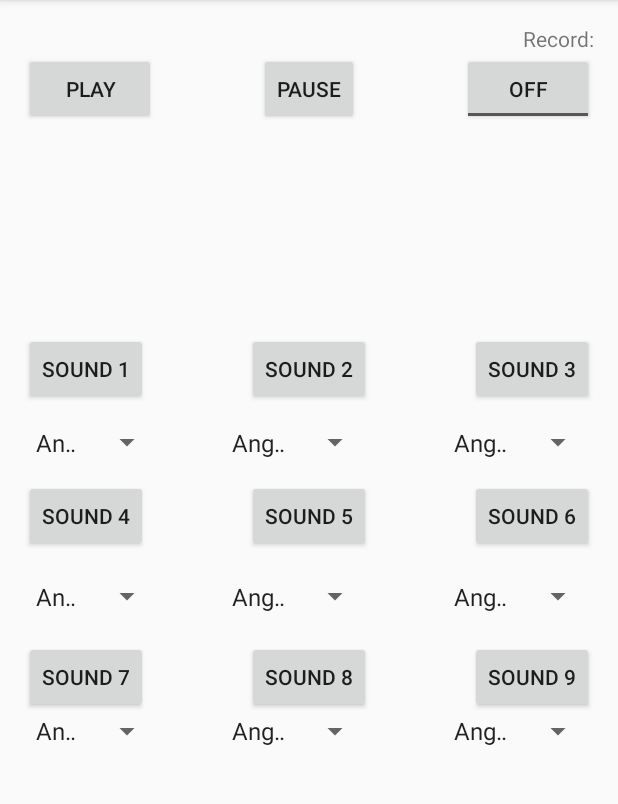
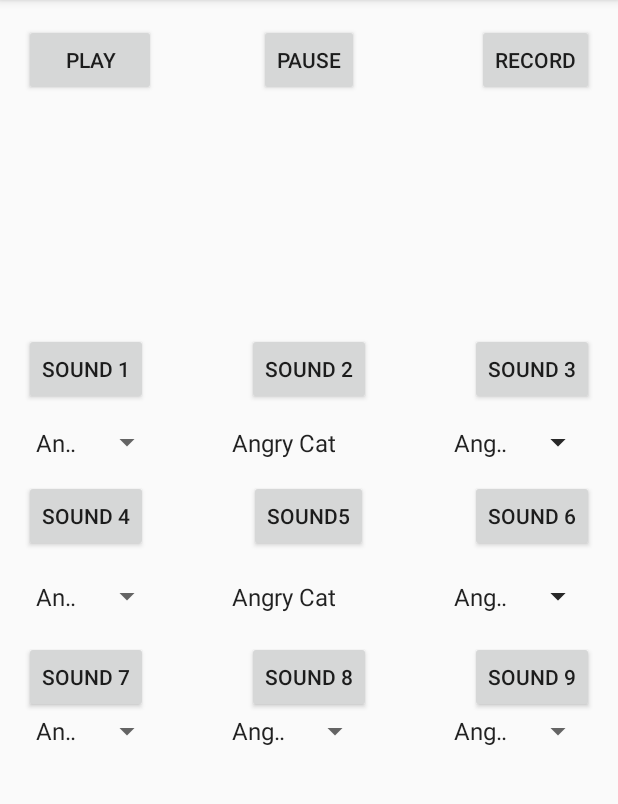
Before and after one commit to mescoba1/SoundBoard, an Android app: the screen it shows after launch (MainActivity), on a phone screen of 412 x 824 dp, the part 84-888 px from its top. Run offline under Robolectric (Android 15) with nearby library versions, the phone set to English and light mode, and no system bars.

Commit message:
realigned buttons with spinners

```diff
--- a/app/src/main/java/miguel/soundboard/MainActivity.java
+++ b/app/src/main/java/miguel/soundboard/MainActivity.java
@@ -3,8 +3,7 @@ package miguel.soundboard;
 import android.media.MediaPlayer;
 import android.media.MediaRecorder;
 import android.os.Bundle;
-import android.support.design.widget.FloatingActionButton;
-import android.support.design.widget.Snackbar;
+import android.os.Environment;
 import android.support.v7.app.AppCompatActivity;
 import android.support.v7.widget.Toolbar;
 import android.util.Log;
@@ -14,11 +13,8 @@ import android.view.MenuItem;
 import android.widget.AdapterView;
 import android.widget.ArrayAdapter;
 import android.widget.Button;
-import android.widget.CompoundButton;
 import android.widget.Spinner;
-import android.widget.Switch;
 import android.widget.Toast;
-import android.widget.ToggleButton;
 
 import java.io.IOException;
 import java.util.ArrayList;
@@ -30,16 +26,16 @@ public class MainActivity extends AppCompatActivity implements AdapterView.OnIte
     private MediaPlayer media[] = new MediaPlayer[11];
     private List list = new ArrayList();
     Button buttons[] = new Button[9];
-    Button pause[] = new Button[9];
     private MediaPlayer currentSound[] = new MediaPlayer[9];
-    private ToggleButton recordToggle;
-    private boolean recording = false, stopRecord = false;
+    private Button recordToggle;
+    private boolean startRecording = true, stopRecord = false;
+    private Button playButton, pauseButton;
+    boolean recorded = false;
+
+    private static final String LOG_TAG = "AudioRecordTest";
+    private static String mFileName = null;
     private MediaRecorder mRecorder = null;
-    private static String mFileName = null;
-    private static final String LOG_TAG = "Animals";
-    private Button playButton, pauseButton;
     private MediaPlayer   mPlayer = null;
-    boolean recorded = false;
 
     @Override
     protected void onCreate(Bundle savedInstanceState) {
@@ -49,11 +45,12 @@ public class MainActivity extends AppCompatActivity implements AdapterView.OnIte
         setSupportActionBar(toolbar);
         playButton = (Button) findViewById(R.id.button10);
         pauseButton = (Button) findViewById(R.id.button11);
+        mFileName = Environment.getExternalStorageDirectory().getAbsolutePath();
+        mFileName += "/audiorecordtest.3gp";
 
         createButtons();
         addItemsOnSpinners();
         createMedia();
-        createPause();
 
         //link item in spinner menu to sound for corresponding button
         spinnerSelection();
@@ -61,26 +58,11 @@ public class MainActivity extends AppCompatActivity implements AdapterView.OnIte
         //button listeners
         checkButtons();
 
-        //pause listener
-        checkPause();
-
-
-
-        recordToggle = (ToggleButton) findViewById(R.id.toggleButton);
-        createRecord();
-        if(recording){
-            startRecording();
-            recording = false;
-        }
-        if(stopRecord){
-            stopRecording();
-            stopRecord = false;
-            recorded = true;
-        }
+        recordToggle = (Button) findViewById(R.id.button12);
+        checkRecord();
 
         //checkPlay();
         //checkPause();
-        //
 
     }
 
@@ -152,23 +134,11 @@ public class MainActivity extends AppCompatActivity implements AdapterView.OnIte
         buttons[1] = (Button) findViewById(R.id.button2);
         buttons[2] = (Button) findViewById(R.id.button3);
         buttons[3]  = (Button) findViewById(R.id.button4);
-        buttons[4]  = (Button) findViewById(R.id.button5);
+        buttons[4]  = (Button) findViewById(R.id.button7);
         buttons[5]  = (Button) findViewById(R.id.button6);
-        buttons[6]  = (Button) findViewById(R.id.button7);
-        buttons[7]  = (Button) findViewById(R.id.button8);
+        buttons[6]  = (Button) findViewById(R.id.button8);
+        buttons[7]  = (Button) findViewById(R.id.button6);
         buttons[8]  = (Button) findViewById(R.id.button9);
-    }
-    public void createPause(){
-        pause[0] = (Button) findViewById(R.id.button11);
-        pause[1] = (Button) findViewById(R.id.button11);
-        pause[2] = (Button) findViewById(R.id.button11);
-        pause[3] = (Button) findViewById(R.id.button11);
-        pause[4] = (Button) findViewById(R.id.button11);
-        pause[5] = (Button) findViewById(R.id.button11);
-        pause[6] = (Button) findViewById(R.id.button11);
-        pause[7] = (Button) findViewById(R.id.button11);
-        pause[8] = (Button) findViewById(R.id.button11);
-
     }
     public void createMedia(){
         //media player
@@ -197,9 +167,7 @@ public class MainActivity extends AppCompatActivity implements AdapterView.OnIte
         media[9] = rooster;
         media[10] = trex;
     }
-    public void setButtonSound(int i, int position){
-        currentSound[i] = media[position];
-    }
+
     public void spinnerSelection(){
         spinner[0].setOnItemSelectedListener(new AdapterView.OnItemSelectedListener() {
             public void onItemSelected(AdapterView<?> parent, View view, int position, long id) {
@@ -301,7 +269,8 @@ public class MainActivity extends AppCompatActivity implements AdapterView.OnIte
             }
         });
     }
-    public void checkButtons(){
+
+    public void checkButtons() {
         buttons[0].setOnClickListener(new View.OnClickListener() {
             @Override
             public void onClick(View v) {
@@ -366,93 +335,40 @@ public class MainActivity extends AppCompatActivity implements AdapterView.OnIte
             }
         });
     }
-    public void checkPause(){
-        pause[1].setOnClickListener(new View.OnClickListener() {
+
+    public void checkRecord() {
+
+        recordToggle.setOnClickListener(new View.OnClickListener() {
             @Override
             public void onClick(View v) {
-                //Toast.makeText(getBaseContext(), "playing button 8", Toast.LENGTH_SHORT).show();
-                currentSound[1].pause();
+                System.out.println("want to start recording");
+                onRecord(startRecording);
+                startRecording = !startRecording;
             }
         });
-       /* pause[2].setOnClickListener(new View.OnClickListener() {
-            @Override
-            public void onClick(View v) {
-                //Toast.makeText(getBaseContext(), "playing button 8", Toast.LENGTH_SHORT).show();
-                currentSound[2].pause();
-            }
-        });
-        pause[3].setOnClickListener(new View.OnClickListener() {
-            @Override
-            public void onClick(View v) {
-                //Toast.makeText(getBaseContext(), "playing button 8", Toast.LENGTH_SHORT).show();
-                currentSound[3].pause();
-            }
-        });
-        pause[4].setOnClickListener(new View.OnClickListener() {
-            @Override
-            public void onClick(View v) {
-                //Toast.makeText(getBaseContext(), "playing button 8", Toast.LENGTH_SHORT).show();
-                currentSound[4].pause();
-            }
-        });
-        pause[5].setOnClickListener(new View.OnClickListener() {
-            @Override
-            public void onClick(View v) {
-                //Toast.makeText(getBaseContext(), "playing button 8", Toast.LENGTH_SHORT).show();
-                currentSound[5].pause();
-            }
-        });
-        pause[6].setOnClickListener(new View.OnClickListener() {
-            @Override
-            public void onClick(View v) {
-                //Toast.makeText(getBaseContext(), "playing button 8", Toast.LENGTH_SHORT).show();
-                currentSound[6].pause();
-            }
-        });
-        pause[7].setOnClickListener(new View.OnClickListener() {
-            @Override
-            public void onClick(View v) {
-                //Toast.makeText(getBaseContext(), "playing button 8", Toast.LENGTH_SHORT).show();
-                currentSound[7].pause();
-            }
-        });
-        pause[8].setOnClickListener(new View.OnClickListener() {
-            @Override
-            public void onClick(View v) {
-                //Toast.makeText(getBaseContext(), "playing button 8", Toast.LENGTH_SHORT).show();
-                currentSound[8].pause();
-            }
-        });*/
 
     }
 
-    public void createRecord(){
-        recordToggle.setOnCheckedChangeListener(new CompoundButton.OnCheckedChangeListener() {
-            public void onCheckedChanged(CompoundButton buttonView, boolean isChecked) {
-                if (isChecked) {
-                    Toast.makeText(getBaseContext(), "Start Recording", Toast.LENGTH_SHORT).show();
-                    recording = true;
-                } else {
-                    Toast.makeText(getBaseContext(), "Stop Recording", Toast.LENGTH_SHORT).show();
-                    stopRecord = true;
-                }
-            }
-        });
-    }
-
     private void startRecording() {
+        System.out.println("almost to record");
         mRecorder = new MediaRecorder();
+        System.out.println("1");
         mRecorder.setAudioSource(MediaRecorder.AudioSource.MIC);
+        System.out.println("2");
         mRecorder.setOutputFormat(MediaRecorder.OutputFormat.THREE_GPP);
+        System.out.println("before fname");
         mRecorder.setOutputFile(mFileName);
+        System.out.println("after fname");
         mRecorder.setAudioEncoder(MediaRecorder.AudioEncoder.AMR_NB);
-
+        System.out.println("preparing to record");
         try {
             mRecorder.prepare();
         } catch (IOException e) {
             Log.e(LOG_TAG, "prepare() failed");
         }
+
         mRecorder.start();
+        System.out.println("started to record");
     }
 
     private void stopRecording() {
@@ -461,25 +377,41 @@ public class MainActivity extends AppCompatActivity implements AdapterView.OnIte
         mRecorder = null;
     }
 
-    public void checkPlay(){
+    private void checkPlay(){
         playButton.setOnClickListener(new View.OnClickListener() {
             @Override
             public void onClick(View v) {
-                playSound();
+                onPlay(true);
             }
         });
     }
-    /*public void checkPause1(){
+    private void checkPause(){
         pauseButton.setOnClickListener(new View.OnClickListener() {
             @Override
             public void onClick(View v) {
-               currentSound[1].pause();
+                onPlay(false);
             }
         });
-    }*/
+    }
 
+    private void onPlay(boolean start) {
+        if (start) {
+            startPlaying();
+        } else {
+            stopPlaying();
+        }
+    }
 
-    public void playSound(){
+    private void onRecord(boolean start) {
+        System.out.println("on record called");
+        if (start) {
+            startRecording();
+        } else {
+            stopRecording();
+        }
+    }
+
+    private void startPlaying() {
         mPlayer = new MediaPlayer();
         try {
             mPlayer.setDataSource(mFileName);
@@ -490,7 +422,8 @@ public class MainActivity extends AppCompatActivity implements AdapterView.OnIte
         }
     }
 
-
-
-
+    private void stopPlaying() {
+        mPlayer.release();
+        mPlayer = null;
+    }
 }
--- a/app/src/main/res/layout/content_main.xml
+++ b/app/src/main/res/layout/content_main.xml
@@ -61,7 +61,7 @@
         android:layout_width="wrap_content"
         android:layout_height="wrap_content"
         android:text="Sound 7"
-        android:id="@+id/button5"
+        android:id="@+id/button7"
         android:layout_below="@+id/button4"
         android:layout_alignLeft="@+id/button4"
         android:layout_alignStart="@+id/button4"
@@ -72,18 +72,18 @@
         style="?android:attr/buttonStyleSmall"
         android:layout_width="wrap_content"
         android:layout_height="wrap_content"
-        android:text="Sound 5"
-        android:id="@+id/button6"
+        android:text="Sound5"
         android:layout_alignBottom="@+id/button4"
-        android:layout_centerHorizontal="true" />
+        android:layout_centerHorizontal="true"
+        android:id="@+id/button5" />
 
     <Button
         style="?android:attr/buttonStyleSmall"
         android:layout_width="wrap_content"
         android:layout_height="wrap_content"
         android:text="Sound 8"
-        android:id="@+id/button7"
-        android:layout_alignBottom="@+id/button5"
+        android:id="@+id/button8"
+        android:layout_alignBottom="@+id/button7"
         android:layout_centerHorizontal="true"
         android:clickable="true" />
 
@@ -92,8 +92,8 @@
         android:layout_width="wrap_content"
         android:layout_height="wrap_content"
         android:text="Sound 6"
-        android:id="@+id/button8"
-        android:layout_above="@+id/button5"
+        android:id="@+id/button6"
+        android:layout_above="@+id/button7"
         android:layout_alignRight="@+id/button3"
         android:layout_alignEnd="@+id/button3"
         android:clickable="true" />
@@ -104,9 +104,9 @@
         android:layout_height="wrap_content"
         android:text="Sound 9"
         android:id="@+id/button9"
-        android:layout_alignTop="@+id/button7"
-        android:layout_alignLeft="@+id/button8"
-        android:layout_alignStart="@+id/button8"
+        android:layout_alignTop="@+id/button8"
+        android:layout_alignLeft="@+id/button6"
+        android:layout_alignStart="@+id/button6"
         android:clickable="true" />
 
     <Spinner
@@ -144,7 +144,7 @@
         android:layout_height="wrap_content"
         android:id="@+id/spinner3"
         android:layout_alignTop="@+id/spinner2"
-        android:layout_above="@+id/button8"
+        android:layout_above="@+id/button6"
         android:layout_alignRight="@+id/button3"
         android:layout_alignEnd="@+id/button3"
         android:clickable="true"
@@ -158,7 +158,7 @@
         android:layout_height="wrap_content"
         android:id="@+id/spinner4"
         android:layout_below="@+id/button4"
-        android:layout_above="@+id/button7"
+        android:layout_above="@+id/button8"
         android:layout_alignLeft="@+id/button"
         android:clickable="true"
         android:layout_toStartOf="@+id/spinner5"
@@ -170,7 +170,7 @@
         android:layout_height="wrap_content"
         android:id="@+id/spinner5"
         android:layout_alignTop="@+id/spinner4"
-        android:layout_above="@+id/button7"
+        android:layout_above="@+id/button8"
         android:layout_alignRight="@+id/button6"
         android:layout_alignEnd="@+id/button6"
         android:clickable="true"
@@ -184,8 +184,8 @@
         android:id="@+id/spinner6"
         android:layout_alignTop="@+id/spinner5"
         android:layout_above="@+id/button9"
-        android:layout_alignRight="@+id/button8"
-        android:layout_alignEnd="@+id/button8"
+        android:layout_alignRight="@+id/button6"
+        android:layout_alignEnd="@+id/button6"
         android:clickable="true"
         android:layout_alignLeft="@+id/spinner3"
         android:layout_alignStart="@+id/spinner3" />
@@ -194,7 +194,7 @@
         android:layout_width="wrap_content"
         android:layout_height="wrap_content"
         android:id="@+id/spinner7"
-        android:layout_below="@+id/button5"
+        android:layout_below="@+id/button7"
         android:clickable="true"
         android:layout_alignRight="@+id/spinner4"
         android:layout_alignEnd="@+id/spinner4" />
@@ -204,8 +204,8 @@
         android:layout_height="wrap_content"
         android:id="@+id/spinner8"
         android:layout_alignTop="@+id/spinner7"
-        android:layout_alignRight="@+id/button7"
-        android:layout_alignEnd="@+id/button7"
+        android:layout_alignRight="@+id/button8"
+        android:layout_alignEnd="@+id/button8"
         android:clickable="true"
         android:layout_alignLeft="@+id/spinner5"
         android:layout_alignStart="@+id/spinner5" />
@@ -229,25 +229,6 @@
         android:layout_alignParentStart="true" />
 
 
-    <ToggleButton
-        android:layout_width="wrap_content"
-        android:layout_height="wrap_content"
-        android:text="New ToggleButton"
-        android:id="@+id/toggleButton"
-        android:layout_below="@+id/textView"
-        android:layout_alignParentRight="true"
-        android:layout_alignParentEnd="true" />
-
-    <TextView
-        android:layout_width="wrap_content"
-        android:layout_height="wrap_content"
-        android:textAppearance="?android:attr/textAppearanceSmall"
-        android:text="Record:"
-        android:id="@+id/textView"
-        android:layout_alignParentTop="true"
-        android:layout_alignRight="@+id/button3"
-        android:layout_alignEnd="@+id/button3" />
-
     <MediaController
         android:layout_width="wrap_content"
         android:layout_height="wrap_content"
@@ -261,7 +242,7 @@
         android:layout_height="wrap_content"
         android:text="Play"
         android:id="@+id/button10"
-        android:layout_alignTop="@+id/toggleButton"
+        android:layout_alignTop="@+id/button11"
         android:layout_alignParentLeft="true"
         android:layout_alignParentStart="true" />
 
@@ -271,8 +252,17 @@
         android:layout_height="wrap_content"
         android:text="PAUSE"
         android:id="@+id/button11"
-        android:layout_alignTop="@+id/button10"
+        android:layout_alignTop="@+id/button12"
         android:layout_centerHorizontal="true" />
+
+    <Button
+        style="?android:attr/buttonStyleSmall"
+        android:layout_width="wrap_content"
+        android:layout_height="wrap_content"
+        android:text="REcord"
+        android:id="@+id/button12"
+        android:layout_alignParentRight="true"
+        android:layout_alignParentEnd="true" />
 
 
 </RelativeLayout>
```
